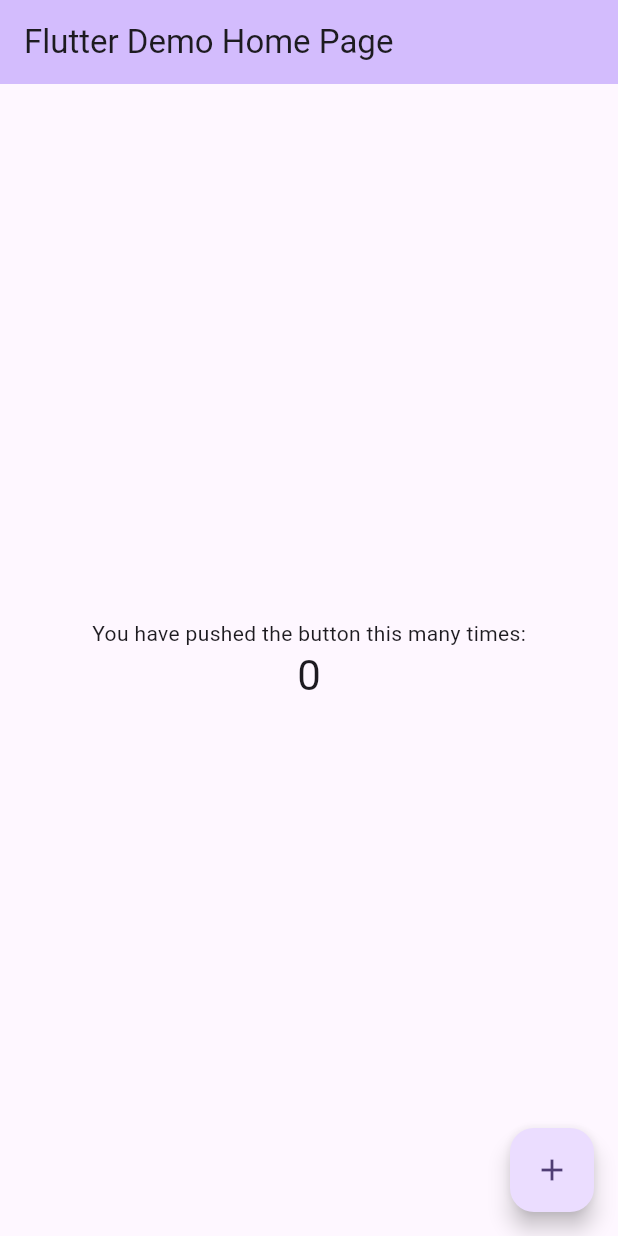
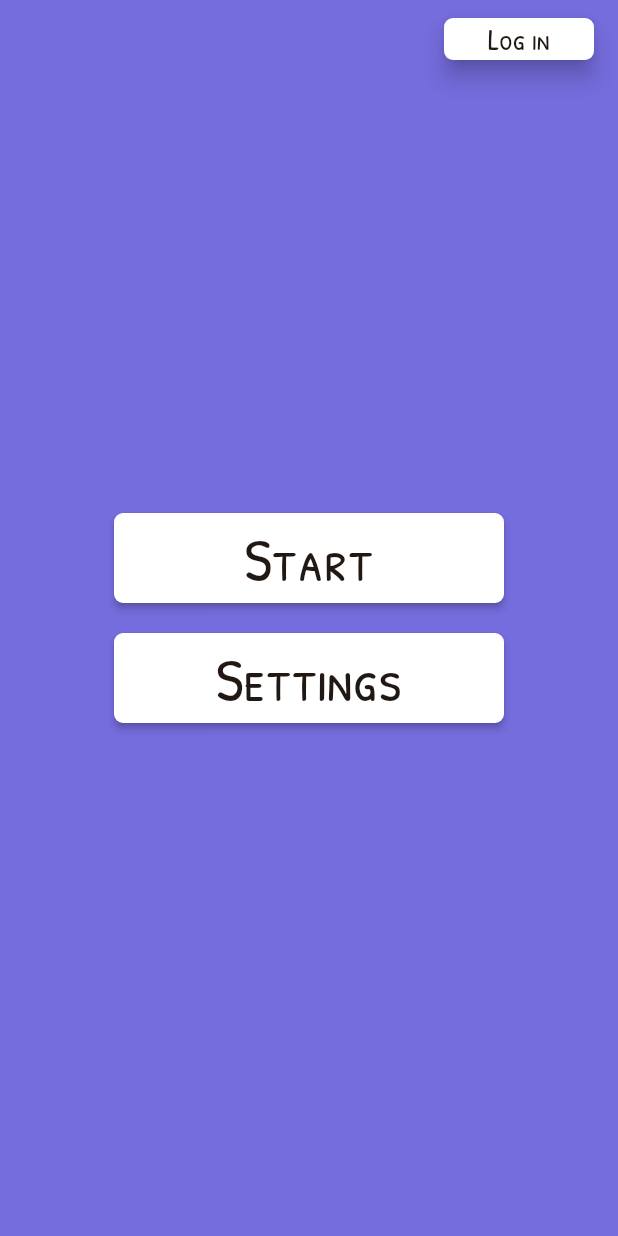
Before and after one commit to Yumenescence/recoznize_me, a Flutter app: the screen it shows after launch, on a phone screen of 412 x 824 dp. Run offline on Flutter 3.47's test engine with Material 2 defaults, Android fonts, the phone set to English and light mode, and no system bars; drawn by our look-alikes of animated_background.

Commit message:
Add main_menu screen

```diff
--- /dev/null
+++ b/lib/app_theme.dart
@@ -0,0 +1,76 @@
+import 'package:flutter/material.dart';
+
+final ThemeData appTheme = ThemeData(
+  primaryColor: const Color(0xFF756CDD),
+  primaryColorLight: const Color(0xFFFFFFFF),
+  unselectedWidgetColor: const Color(0xFFBFBFBF),
+  secondaryHeaderColor: const Color(0xFFF2F2F2),
+  hoverColor: const Color(0xFFE5EDFF),
+  highlightColor: const Color(0xFFF9F9F9),
+  textTheme: const TextTheme(
+    titleMedium: TextStyle(
+      color: Color(0xFF211814),
+      fontSize: 20,
+      fontFamily: 'PatrickHandSC',
+      fontWeight: FontWeight.w400,
+    ),
+    titleLarge: TextStyle(
+      color: Color(0xFF211814),
+      fontSize: 40,
+      fontFamily: 'PatrickHandSC',
+      fontWeight: FontWeight.w400,
+    ),
+    bodyMedium: TextStyle(
+      color: Color(0xFF211814),
+      fontSize: 14,
+      fontFamily: 'PatrickHandSC',
+      fontWeight: FontWeight.w400,
+    ),
+  ),
+  appBarTheme: AppBarTheme(
+    backgroundColor: const Color(0xFFF9F9F9),
+    foregroundColor: const Color(0xFF211814),
+    elevation: 3,
+    shadowColor: Colors.grey[200]!.withOpacity(0.4),
+    iconTheme: const IconThemeData(
+      size: 24,
+      color: Color(0xFF1362F5),
+    ),
+    centerTitle: true,
+    titleTextStyle: const TextStyle(
+      color: Color(0xFF211814),
+      fontSize: 16,
+      fontFamily: 'Raleway',
+      fontWeight: FontWeight.w600,
+    ),
+  ),
+  cardTheme: CardTheme(
+    color: const Color(0xFFF2F2F2),
+    shape: RoundedRectangleBorder(
+      borderRadius: BorderRadius.circular(10),
+    ),
+    shadowColor: Colors.transparent,
+  ),
+  elevatedButtonTheme: ElevatedButtonThemeData(
+    style: ElevatedButton.styleFrom(
+      backgroundColor: Colors.white,
+      shape: RoundedRectangleBorder(
+        borderRadius: BorderRadius.circular(6),
+      ),
+    ),
+  ),
+  inputDecorationTheme: InputDecorationTheme(
+    filled: true,
+    fillColor: const Color(0xFFF2F2F2),
+    focusColor: const Color(0xFFE5EDFF),
+    hoverColor: const Color(0xFFE5EDFF),
+    enabledBorder: OutlineInputBorder(
+      borderSide: const BorderSide(color: Colors.transparent, width: 0),
+      borderRadius: BorderRadius.circular(30.0),
+    ),
+    focusedBorder: OutlineInputBorder(
+      borderSide: const BorderSide(color: Color(0xFF1362F5), width: 2.0),
+      borderRadius: BorderRadius.circular(30.0),
+    ),
+  ),
+);
--- a/lib/main.dart
+++ b/lib/main.dart
@@ -1,4 +1,6 @@
 import 'package:flutter/material.dart';
+import 'package:recognize_me/app_theme.dart';
+import 'package:recognize_me/screens/main_menu.dart';
 
 void main() {
   runApp(const MyApp());
@@ -7,119 +9,12 @@ void main() {
 class MyApp extends StatelessWidget {
   const MyApp({super.key});
 
-  // This widget is the root of your application.
   @override
   Widget build(BuildContext context) {
     return MaterialApp(
       title: 'Flutter Demo',
-      theme: ThemeData(
-        // This is the theme of your application.
-        //
-        // TRY THIS: Try running your application with "flutter run". You'll see
-        // the application has a blue toolbar. Then, without quitting the app,
-        // try changing the seedColor in the colorScheme below to Colors.green
-        // and then invoke "hot reload" (save your changes or press the "hot
-        // reload" button in a Flutter-supported IDE, or press "r" if you used
-        // the command line to start the app).
-        //
-        // Notice that the counter didn't reset back to zero; the application
-        // state is not lost during the reload. To reset the state, use hot
-        // restart instead.
-        //
-        // This works for code too, not just values: Most code changes can be
-        // tested with just a hot reload.
-        colorScheme: ColorScheme.fromSeed(seedColor: Colors.deepPurple),
-        useMaterial3: true,
-      ),
-      home: const MyHomePage(title: 'Flutter Demo Home Page'),
+      theme: appTheme,
+      home: const MainMenuScreen(),
     );
   }
 }
-
-class MyHomePage extends StatefulWidget {
-  const MyHomePage({super.key, required this.title});
-
-  // This widget is the home page of your application. It is stateful, meaning
-  // that it has a State object (defined below) that contains fields that affect
-  // how it looks.
-
-  // This class is the configuration for the state. It holds the values (in this
-  // case the title) provided by the parent (in this case the App widget) and
-  // used by the build method of the State. Fields in a Widget subclass are
-  // always marked "final".
-
-  final String title;
-
-  @override
-  State<MyHomePage> createState() => _MyHomePageState();
-}
-
-class _MyHomePageState extends State<MyHomePage> {
-  int _counter = 0;
-
-  void _incrementCounter() {
-    setState(() {
-      // This call to setState tells the Flutter framework that something has
-      // changed in this State, which causes it to rerun the build method below
-      // so that the display can reflect the updated values. If we changed
-      // _counter without calling setState(), then the build method would not be
-      // called again, and so nothing would appear to happen.
-      _counter++;
-    });
-  }
-
-  @override
-  Widget build(BuildContext context) {
-    // This method is rerun every time setState is called, for instance as done
-    // by the _incrementCounter method above.
-    //
-    // The Flutter framework has been optimized to make rerunning build methods
-    // fast, so that you can just rebuild anything that needs updating rather
-    // than having to individually change instances of widgets.
-    return Scaffold(
-      appBar: AppBar(
-        // TRY THIS: Try changing the color here to a specific color (to
-        // Colors.amber, perhaps?) and trigger a hot reload to see the AppBar
-        // change color while the other colors stay the same.
-        backgroundColor: Theme.of(context).colorScheme.inversePrimary,
-        // Here we take the value from the MyHomePage object that was created by
-        // the App.build method, and use it to set our appbar title.
-        title: Text(widget.title),
-      ),
-      body: Center(
-        // Center is a layout widget. It takes a single child and positions it
-        // in the middle of the parent.
-        child: Column(
-          // Column is also a layout widget. It takes a list of children and
-          // arranges them vertically. By default, it sizes itself to fit its
-          // children horizontally, and tries to be as tall as its parent.
-          //
-          // Column has various properties to control how it sizes itself and
-          // how it positions its children. Here we use mainAxisAlignment to
-          // center the children vertically; the main axis here is the vertical
-          // axis because Columns are vertical (the cross axis would be
-          // horizontal).
-          //
-          // TRY THIS: Invoke "debug painting" (choose the "Toggle Debug Paint"
-          // action in the IDE, or press "p" in the console), to see the
-          // wireframe for each widget.
-          mainAxisAlignment: MainAxisAlignment.center,
-          children: <Widget>[
-            const Text(
-              'You have pushed the button this many times:',
-            ),
-            Text(
-              '$_counter',
-              style: Theme.of(context).textTheme.headlineMedium,
-            ),
-          ],
-        ),
-      ),
-      floatingActionButton: FloatingActionButton(
-        onPressed: _incrementCounter,
-        tooltip: 'Increment',
-        child: const Icon(Icons.add),
-      ), // This trailing comma makes auto-formatting nicer for build methods.
-    );
-  }
-}
--- /dev/null
+++ b/lib/screens/main_menu.dart
@@ -0,0 +1,78 @@
+import 'package:flutter/material.dart';
+import 'package:animated_background/animated_background.dart';
+
+class MainMenuScreen extends StatefulWidget {
+  const MainMenuScreen({super.key});
+
+  @override
+  State<MainMenuScreen> createState() => _MainMenuScreenState();
+}
+
+class _MainMenuScreenState extends State<MainMenuScreen>
+    with TickerProviderStateMixin {
+  final ParticleOptions particleOptions = ParticleOptions(
+    image: Image.asset('assets/icons/sparcle.png'),
+    opacityChangeRate: 0.25,
+    minOpacity: 0.4,
+    maxOpacity: 1,
+    spawnMinSpeed: 30.0,
+    spawnMaxSpeed: 40.0,
+    spawnMinRadius: 6.0,
+    spawnMaxRadius: 16.0,
+    particleCount: 26,
+  );
+
+  @override
+  Widget build(BuildContext context) {
+    return Scaffold(
+      backgroundColor: Theme.of(context).primaryColor,
+      floatingActionButtonLocation: FloatingActionButtonLocation.endTop,
+      floatingActionButton: Container(
+        padding: const EdgeInsets.only(top: 12),
+        width: 100,
+        height: 40,
+        child: FloatingActionButton(
+          backgroundColor: Theme.of(context).primaryColorLight,
+          onPressed: () {},
+          shape: RoundedRectangleBorder(
+            borderRadius: BorderRadius.circular(6),
+          ),
+          child: Text(
+            'Log in',
+            style: Theme.of(context).textTheme.titleMedium,
+          ),
+        ),
+      ),
+      body: AnimatedBackground(
+        behaviour: RandomParticleBehaviour(
+          options: particleOptions,
+        ),
+        vsync: this,
+        child: Center(
+          child: Column(
+            mainAxisAlignment: MainAxisAlignment.center,
+            children: [
+              ElevatedButton(
+                onPressed: () {},
+                style: ElevatedButton.styleFrom(
+                  minimumSize: const Size(260, 60),
+                ),
+                child: Text('Start',
+                    style: Theme.of(context).textTheme.titleLarge),
+              ),
+              const SizedBox(height: 20),
+              ElevatedButton(
+                onPressed: () {},
+                style: ElevatedButton.styleFrom(
+                  minimumSize: const Size(260, 60),
+                ),
+                child: Text('Settings',
+                    style: Theme.of(context).textTheme.titleLarge),
+              ),
+            ],
+          ),
+        ),
+      ),
+    );
+  }
+}
```
Also changed, not shown: pubspec.yaml (+10 -8 lines), assets/fonts/PatrickHandSC_regular.ttf (added), assets/icons/sparcle.png (added), assets/icons/sparcle.svg (added), pubspec.lock.
